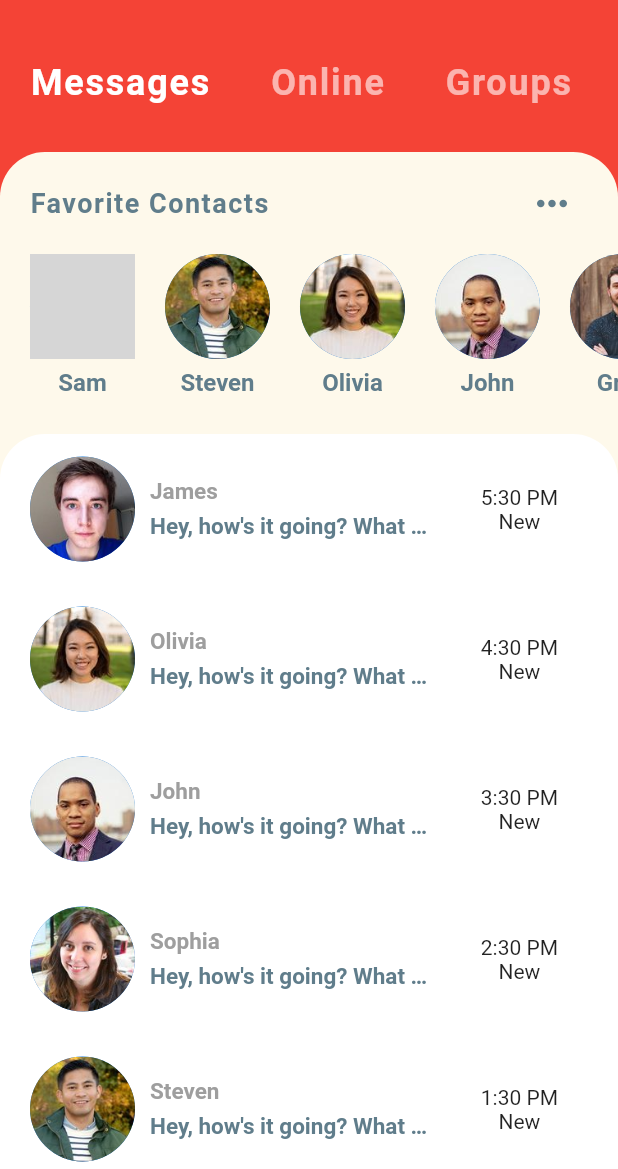
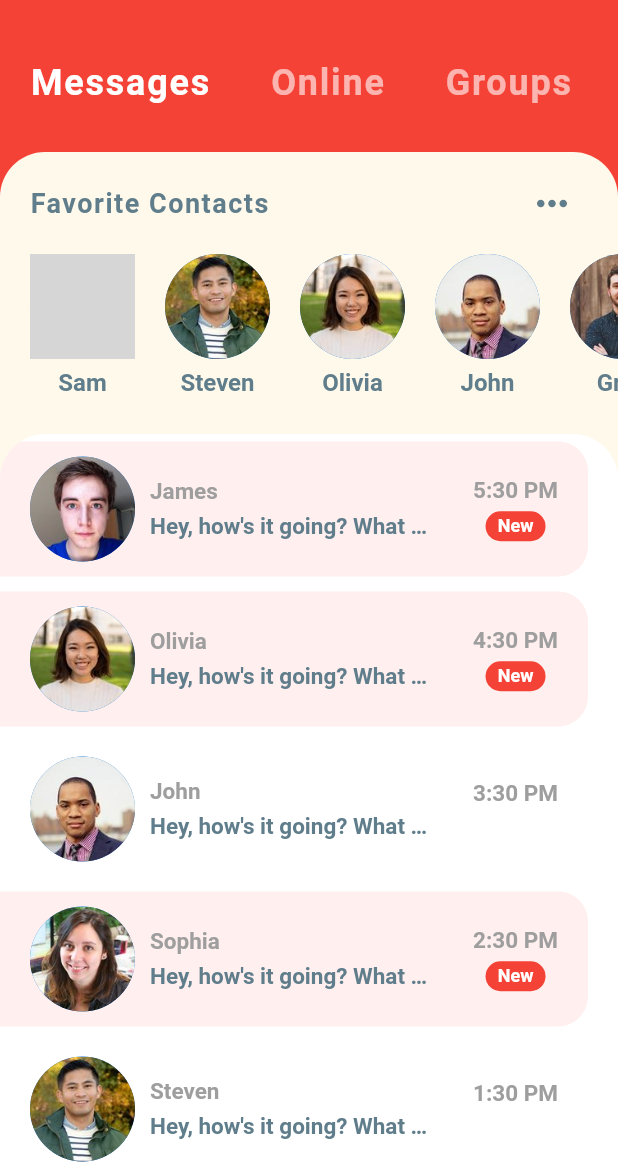
Before and after one commit to amohkaranja/chatapp, a Flutter app: the screen it shows after launch, on a phone screen of 412 x 824 dp, the part 67-1236 px from its top. Run offline on Flutter 3.47's test engine with Material 2 defaults, Android fonts, the phone set to English and light mode, and no system bars; grey boxes are pictures that could not be loaded.

Commit message:
chat home screen

```diff
--- a/lib/widgets/recent_chats.dart
+++ b/lib/widgets/recent_chats.dart
@@ -15,15 +15,22 @@ class RecentChats extends StatelessWidget {
                 topLeft: Radius.circular(30.0),
                 topRight: Radius.circular(30.0))),
         child: ClipRRect(
-          borderRadius: BorderRadius.only(
+          borderRadius: const BorderRadius.only(
               topLeft: Radius.circular(30.0), topRight: Radius.circular(30.0)),
           child: ListView.builder(
             itemCount: chats.length,
             itemBuilder: (BuildContext context, int index) {
               final Message chat = chats[index];
               return Container(
-                margin: EdgeInsets.only(top: 5.0, bottom: 5.0, right: 20.0),
-                padding: EdgeInsets.symmetric(horizontal: 20.0, vertical: 10.0),
+                margin:
+                    const EdgeInsets.only(top: 5.0, bottom: 5.0, right: 20.0),
+                padding: const EdgeInsets.symmetric(
+                    horizontal: 20.0, vertical: 10.0),
+                decoration: BoxDecoration(
+                    color: chat.unread ? Color(0xFFFFEFEE) : Colors.white,
+                    borderRadius: BorderRadius.only(
+                        topRight: Radius.circular(20.0),
+                        bottomRight: Radius.circular(20.0))),
                 child: Row(
                   mainAxisAlignment: MainAxisAlignment.spaceBetween,
                   children: [
@@ -33,7 +40,7 @@ class RecentChats extends StatelessWidget {
                           radius: 35.0,
                           backgroundImage: chat.sender.imageUrl,
                         ),
-                        SizedBox(
+                        const SizedBox(
                           width: 10.0,
                         ),
                         Column(
@@ -41,19 +48,19 @@ class RecentChats extends StatelessWidget {
                           children: [
                             Text(
                               chat.sender.name,
-                              style: TextStyle(
+                              style: const TextStyle(
                                   color: Colors.grey,
                                   fontSize: 15.0,
                                   fontWeight: FontWeight.bold),
                             ),
-                            SizedBox(
+                            const SizedBox(
                               height: 5.0,
                             ),
                             Container(
                               width: MediaQuery.of(context).size.width * 0.45,
                               child: Text(
                                 chat.text,
-                                style: TextStyle(
+                                style: const TextStyle(
                                     color: Colors.blueGrey,
                                     fontSize: 15.0,
                                     fontWeight: FontWeight.w600),
@@ -65,7 +72,31 @@ class RecentChats extends StatelessWidget {
                       ],
                     ),
                     Column(
-                      children: <Widget>[Text(chat.time), const Text('New')],
+                      children: <Widget>[
+                        Text(chat.time,
+                            style: TextStyle(
+                                color: Colors.grey,
+                                fontSize: 15.0,
+                                fontWeight: FontWeight.bold)),
+                        SizedBox(height: 5.0),
+                        chat.unread
+                            ? Container(
+                                width: 40.0,
+                                height: 20.0,
+                                decoration: BoxDecoration(
+                                    color: Colors.red,
+                                    borderRadius: BorderRadius.circular(30.0)),
+                                alignment: Alignment.center,
+                                child: Text(
+                                  'New',
+                                  style: TextStyle(
+                                      color: Colors.white,
+                                      fontSize: 12.0,
+                                      fontWeight: FontWeight.bold),
+                                ),
+                              )
+                            : Text('')
+                      ],
                     )
                   ],
                 ),
```
